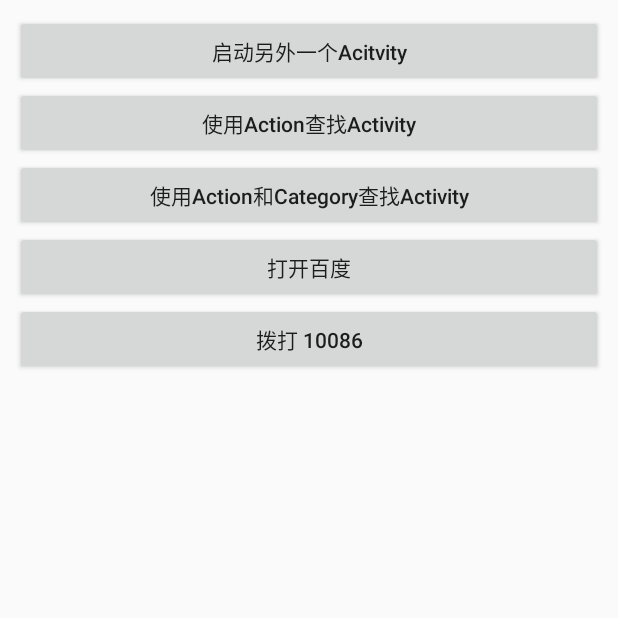
After one commit to neo2470/AndroidAPIGuides, an Android app: the IntentActivity screen opened directly, with no data from a screen before it, on a phone screen of 412 x 824 dp, the top half of it. The commit adds this screen. Run offline under Robolectric (Android 15) with nearby library versions, the phone set to English and light mode, and no system bars.

Commit message:
Add Intent

```diff
--- a/app/src/main/java/com/alex/androidapiguides/MainActivity.java
+++ b/app/src/main/java/com/alex/androidapiguides/MainActivity.java
@@ -48,6 +48,9 @@ public class MainActivity extends BaseActivity {
             case 5:
                 act = SettingsActivity.class;
                 break;
+            case 12:
+                act = IntentActivity.class;
+                break;
         }
 
         if (null == act) {
@@ -73,6 +76,7 @@ public class MainActivity extends BaseActivity {
             "Search",//8
             "Accessibility",//9
             "Styles and Themes",//10
-            "Custom Component"//11
+            "Custom Component",//11
+            "Intent",//12
     };
 }
--- a/app/src/main/java/com/alex/androidapiguides/SettingsActivity.java
+++ b/app/src/main/java/com/alex/androidapiguides/SettingsActivity.java
@@ -7,7 +7,6 @@ import com.alex.fragment.SettingsFragment;
 
 /**
  * Created by alex on 15-4-24.
- *
  */
 public class SettingsActivity extends BaseActivity {
 
--- /dev/null
+++ b/app/src/main/res/layout/activity_intent.xml
@@ -0,0 +1,52 @@
+<?xml version="1.0" encoding="utf-8"?>
+<ScrollView xmlns:android="http://schemas.android.com/apk/res/android"
+    android:layout_width="match_parent"
+    android:layout_height="match_parent">
+    <LinearLayout
+        android:layout_width="match_parent"
+        android:layout_height="wrap_content"
+        android:orientation="vertical"
+        android:padding="10dp">
+
+        <Button
+            android:id="@+id/btn1"
+            android:layout_width="match_parent"
+            android:layout_height="wrap_content"
+            android:onClick="onClick"
+            android:text="启动另外一个Acitvity"
+            android:textAllCaps="false"/>
+
+        <Button
+            android:id="@+id/btn2"
+            android:layout_width="match_parent"
+            android:layout_height="wrap_content"
+            android:onClick="onClick"
+            android:text="使用Action查找Activity"
+            android:textAllCaps="false"/>
+
+        <Button
+            android:id="@+id/btn3"
+            android:layout_width="match_parent"
+            android:layout_height="wrap_content"
+            android:onClick="onClick"
+            android:text="使用Action和Category查找Activity"
+            android:textAllCaps="false"/>
+
+        <Button
+            android:id="@+id/btn4"
+            android:layout_width="match_parent"
+            android:layout_height="wrap_content"
+            android:onClick="onClick"
+            android:text="打开百度"
+            android:textAllCaps="false"/>
+
+        <Button
+            android:id="@+id/btn5"
+            android:layout_width="match_parent"
+            android:layout_height="wrap_content"
+            android:onClick="onClick"
+            android:text="拨打 10086"
+            android:textAllCaps="false"/>
+
+    </LinearLayout>
+</ScrollView>
```
Also changed, not shown: app/src/main/AndroidManifest.xml (+24 -0 lines), app/src/main/java/com/alex/androidapiguides/IntentActivity.java (added, +70 -0 lines), app/src/main/java/com/alex/androidapiguides/IntentActivity1.java (added, +15 -0 lines), app/src/main/java/com/alex/androidapiguides/IntentActivity2.java (added, +15 -0 lines), app/src/main/res/layout/activity_intent_1.xml (added, +12 -0 lines), app/src/main/res/layout/activity_intent_2.xml (added, +13 -0 lines), 2 other files.
